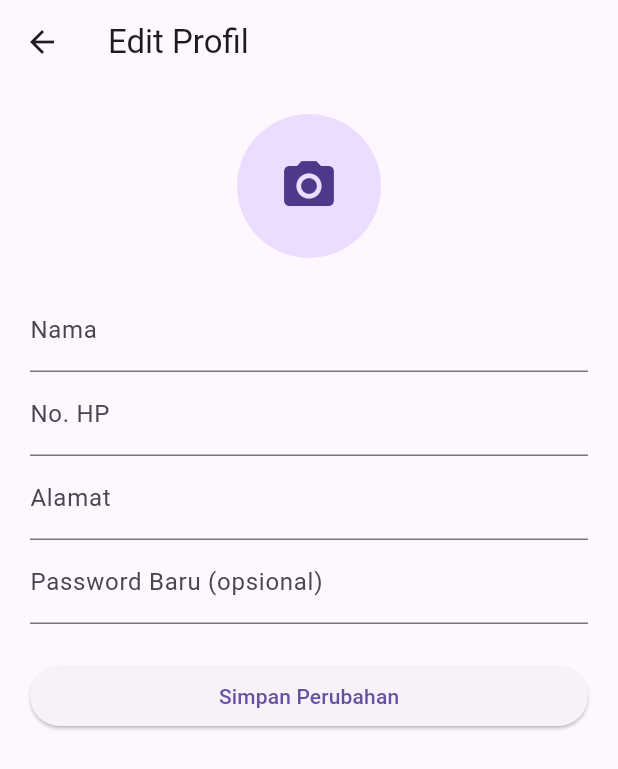
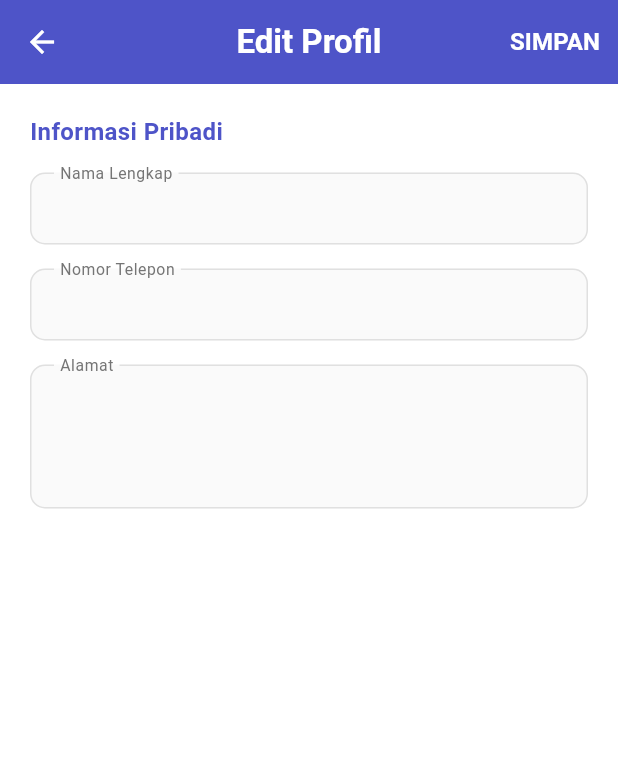
Before and after one commit to Aslamdota/FE_library, a Flutter app: the EditProfileScreen screen opened directly with empty values, on a phone screen of 412 x 824 dp. Shown: the top 769 px of the screen. Run offline on Flutter 3.47's test engine with Material 3 defaults, Android fonts, the phone set to English and light mode, and no system bars; our stand-ins replace flutter_animate, shared_preferences; accounts and stored records are empty; network calls fail.

Commit message:
update UI/UX

```diff
--- a/lib/screens/edit_profile_screen.dart
+++ b/lib/screens/edit_profile_screen.dart
@@ -1,10 +1,8 @@
-import 'dart:io';
 import 'package:flutter/material.dart';
-import 'package:image_picker/image_picker.dart';
-import '../services/api_service.dart';
+import 'package:shared_preferences/shared_preferences.dart';
 
 class EditProfileScreen extends StatefulWidget {
-  final int memberId;
+  final String memberId;
   final String name;
   final String phone;
   final String address;
@@ -22,13 +20,10 @@ class EditProfileScreen extends StatefulWidget {
 }
 
 class _EditProfileScreenState extends State<EditProfileScreen> {
-  final _formKey = GlobalKey<FormState>();
   late TextEditingController _nameController;
   late TextEditingController _phoneController;
   late TextEditingController _addressController;
-  final TextEditingController _passwordController = TextEditingController();
-  File? _avatarFile;
-  bool _loading = false;
+  final _formKey = GlobalKey<FormState>();
 
   @override
   void initState() {
@@ -38,91 +33,149 @@ class _EditProfileScreenState extends State<EditProfileScreen> {
     _addressController = TextEditingController(text: widget.address);
   }
 
-  Future<void> _pickAvatar() async {
-    final picked = await ImagePicker().pickImage(source: ImageSource.gallery);
-    if (picked != null) {
-      setState(() {
-        _avatarFile = File(picked.path);
-      });
+  @override
+  void dispose() {
+    _nameController.dispose();
+    _phoneController.dispose();
+    _addressController.dispose();
+    super.dispose();
+  }
+
+  Future<void> _saveProfile() async {
+    if (_formKey.currentState!.validate()) {
+      final prefs = await SharedPreferences.getInstance();
+      await prefs.setString('member_id', widget.memberId);
+      await prefs.setString('name', _nameController.text);
+      await prefs.setString('phone', _phoneController.text);
+      await prefs.setString('address', _addressController.text);
+
+      if (mounted) {
+        Navigator.pop(context, true);
+      }
     }
   }
 
-  Future<void> _saveProfile() async {
-    if (!_formKey.currentState!.validate()) return;
-    setState(() => _loading = true);
-
-    try {
-      final result = await ApiService().updateMember(
-        memberId: widget.memberId,
-        name: _nameController.text,
-        phone: _phoneController.text,
-        address: _addressController.text,
-        password: _passwordController.text.isNotEmpty ? _passwordController.text : null,
-        avatarPath: _avatarFile?.path,
-      );
-      if (mounted) {
-        ScaffoldMessenger.of(context).showSnackBar(
-          SnackBar(content: Text(result['message'] ?? 'Profil berhasil diupdate')),
-        );
-        Navigator.pop(context, true); // Kembali ke profil
-      }
-    } catch (e) {
-      if (mounted) {
-        ScaffoldMessenger.of(context).showSnackBar(
-          SnackBar(content: Text('Gagal update: $e')),
-        );
-      }
-    } finally {
-      setState(() => _loading = false);
-    }
+  Widget _buildTextField({
+    required String label,
+    required TextEditingController controller,
+    TextInputType? keyboardType,
+    int? maxLines = 1,
+    String? Function(String?)? validator,
+  }) {
+    return Container(
+      margin: const EdgeInsets.only(bottom: 16),
+      child: TextFormField(
+        controller: controller,
+        keyboardType: keyboardType,
+        maxLines: maxLines,
+        validator: validator,
+        decoration: InputDecoration(
+          labelText: label,
+          floatingLabelBehavior: FloatingLabelBehavior.always,
+          labelStyle: TextStyle(
+            color: Colors.grey[600],
+            fontSize: 14,
+          ),
+          contentPadding: const EdgeInsets.symmetric(
+            horizontal: 16,
+            vertical: 12,
+          ),
+          border: OutlineInputBorder(
+            borderRadius: BorderRadius.circular(10),
+            borderSide: BorderSide(color: Colors.grey[300]!),
+          ),
+          enabledBorder: OutlineInputBorder(
+            borderRadius: BorderRadius.circular(10),
+            borderSide: BorderSide(color: Colors.grey[300]!),
+          ),
+          focusedBorder: OutlineInputBorder(
+            borderRadius: BorderRadius.circular(10),
+            borderSide: const BorderSide(
+              color: Color(0xFF4E54C8),
+              width: 2,
+            ),
+          ),
+          filled: true,
+          fillColor: Colors.grey[50],
+        ),
+      ),
+    );
   }
 
   @override
   Widget build(BuildContext context) {
     return Scaffold(
-      appBar: AppBar(title: const Text('Edit Profil')),
-      body: Padding(
+      backgroundColor: Colors.white,
+      appBar: AppBar(
+        title: const Text(
+          'Edit Profil',
+          style: TextStyle(
+            fontWeight: FontWeight.bold,
+            color: Colors.white,
+          ),
+        ),
+        backgroundColor: const Color(0xFF4E54C8),
+        elevation: 0,
+        centerTitle: true,
+        iconTheme: const IconThemeData(color: Colors.white),
+        actions: [
+          TextButton(
+            onPressed: _saveProfile,
+            child: const Text(
+              'SIMPAN',
+              style: TextStyle(
+                color: Colors.white,
+                fontWeight: FontWeight.bold,
+                fontSize: 16,
+              ),
+            ),
+          ),
+        ],
+      ),
+      body: SingleChildScrollView(
+        physics: const BouncingScrollPhysics(),
         padding: const EdgeInsets.all(20),
         child: Form(
           key: _formKey,
-          child: ListView(
+          child: Column(
+            crossAxisAlignment: CrossAxisAlignment.start,
             children: [
-              GestureDetector(
-                onTap: _pickAvatar,
-                child: CircleAvatar(
-                  radius: 48,
-                  backgroundImage: _avatarFile != null ? FileImage(_avatarFile!) : null,
-                  child: _avatarFile == null ? const Icon(Icons.camera_alt, size: 40) : null,
+              const Text(
+                'Informasi Pribadi',
+                style: TextStyle(
+                  fontSize: 16,
+                  fontWeight: FontWeight.bold,
+                  color: Color(0xFF4E54C8),
                 ),
               ),
-              const SizedBox(height: 20),
-              TextFormField(
+              const SizedBox(height: 16),
+              _buildTextField(
+                label: 'Nama Lengkap',
                 controller: _nameController,
-                decoration: const InputDecoration(labelText: 'Nama'),
-                validator: (v) => v == null || v.isEmpty ? 'Nama wajib diisi' : null,
+                validator: (value) {
+                  if (value == null || value.isEmpty) {
+                    return 'Nama tidak boleh kosong';
+                  }
+                  return null;
+                },
               ),
-              TextFormField(
+              _buildTextField(
+                label: 'Nomor Telepon',
                 controller: _phoneController,
-                decoration: const InputDecoration(labelText: 'No. HP'),
-                validator: (v) => v == null || v.isEmpty ? 'No. HP wajib diisi' : null,
+                keyboardType: TextInputType.phone,
+                validator: (value) {
+                  if (value == null || value.isEmpty) {
+                    return 'Nomor telepon tidak boleh kosong';
+                  }
+                  return null;
+                },
               ),
-              TextFormField(
+              _buildTextField(
+                label: 'Alamat',
                 controller: _addressController,
-                decoration: const InputDecoration(labelText: 'Alamat'),
-                validator: (v) => v == null || v.isEmpty ? 'Alamat wajib diisi' : null,
-              ),
-              TextFormField(
-                controller: _passwordController,
-                decoration: const InputDecoration(labelText: 'Password Baru (opsional)'),
-                obscureText: true,
+                maxLines: 3,
               ),
               const SizedBox(height: 24),
-              ElevatedButton(
-                onPressed: _loading ? null : _saveProfile,
-                child: _loading
-                    ? const CircularProgressIndicator()
-                    : const Text('Simpan Perubahan'),
-              ),
             ],
           ),
         ),
```
Also changed, not shown: lib/screens/book_list_screen.dart (+100 -56 lines), lib/settings/setting_screen.dart (+177 -74 lines).
